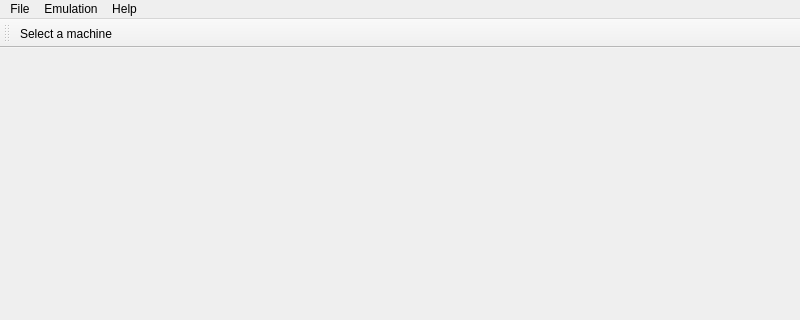
Before: the Qt Designer form src/mainwindow.ui in Ptr314/ecat3, drawn with Qt 5; both pictures show x 0 to 800 and y 0 to 320 of the 800 by 600 pixel window.
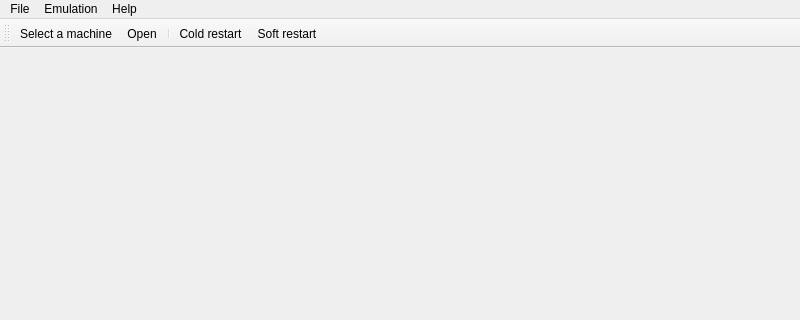
After: the same form once the commit is applied. Icons and pictures are not drawn.

```diff
--- a/src/mainwindow.ui
+++ b/src/mainwindow.ui
@@ -14,22 +14,36 @@
    <string>MainWindow</string>
   </property>
   <widget class="QWidget" name="centralwidget">
-   <widget class="QWidget" name="screen" native="true">
-    <property name="geometry">
-     <rect>
-      <x>70</x>
-      <y>40</y>
-      <width>631</width>
-      <height>391</height>
-     </rect>
-    </property>
-    <property name="sizePolicy">
-     <sizepolicy hsizetype="Maximum" vsizetype="Maximum">
-      <horstretch>0</horstretch>
-      <verstretch>0</verstretch>
-     </sizepolicy>
-    </property>
-   </widget>
+   <property name="sizePolicy">
+    <sizepolicy hsizetype="Expanding" vsizetype="Expanding">
+     <horstretch>0</horstretch>
+     <verstretch>0</verstretch>
+    </sizepolicy>
+   </property>
+   <property name="maximumSize">
+    <size>
+     <width>800</width>
+     <height>510</height>
+    </size>
+   </property>
+   <layout class="QVBoxLayout" name="verticalLayout_2">
+    <item>
+     <widget class="QWidget" name="screen" native="true">
+      <property name="sizePolicy">
+       <sizepolicy hsizetype="Expanding" vsizetype="Expanding">
+        <horstretch>0</horstretch>
+        <verstretch>0</verstretch>
+       </sizepolicy>
+      </property>
+      <property name="minimumSize">
+       <size>
+        <width>300</width>
+        <height>300</height>
+       </size>
+      </property>
+     </widget>
+    </item>
+   </layout>
   </widget>
   <widget class="QMenuBar" name="menubar">
    <property name="geometry">
@@ -90,8 +104,8 @@
    </property>
    <property name="iconSize">
     <size>
-     <width>48</width>
-     <height>48</height>
+     <width>32</width>
+     <height>32</height>
     </size>
    </property>
    <property name="toolButtonStyle">
@@ -107,6 +121,10 @@
     <bool>false</bool>
    </attribute>
    <addaction name="action_Select_a_machine"/>
+   <addaction name="actionOpen"/>
+   <addaction name="separator"/>
+   <addaction name="action_Cold_restart"/>
+   <addaction name="action_Soft_restart"/>
   </widget>
   <action name="action_Select_a_machine">
    <property name="enabled">
@@ -117,7 +135,7 @@
      <normaloff>:/icons/tv</normaloff>:/icons/tv</iconset>
    </property>
    <property name="text">
-    <string>Select a machine</string>
+    <string>Select a machine...</string>
    </property>
   </action>
   <action name="action_Exit">
@@ -152,6 +170,15 @@
     <string>Device_one</string>
    </property>
   </action>
+  <action name="actionOpen">
+   <property name="icon">
+    <iconset resource="resources.qrc">
+     <normaloff>:/icons/open</normaloff>:/icons/open</iconset>
+   </property>
+   <property name="text">
+    <string>Open...</string>
+   </property>
+  </action>
  </widget>
  <resources>
   <include location="resources.qrc"/>
```
Left out of the diff: 5 changed lines with no effect on the pictures.
